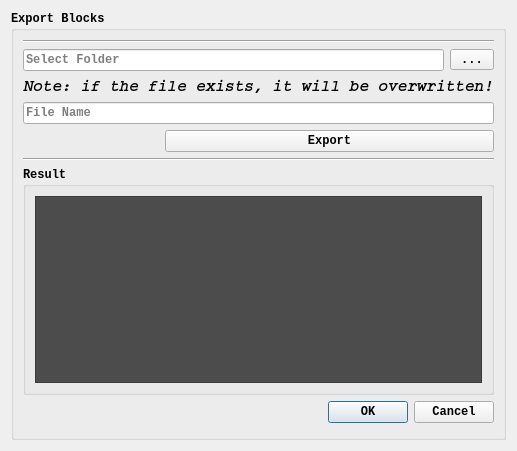
First picture: the form in interaction_manager/ui/exportdialog.ui, repository ES-TUDelft/robot-interaction-tool, before the edit.
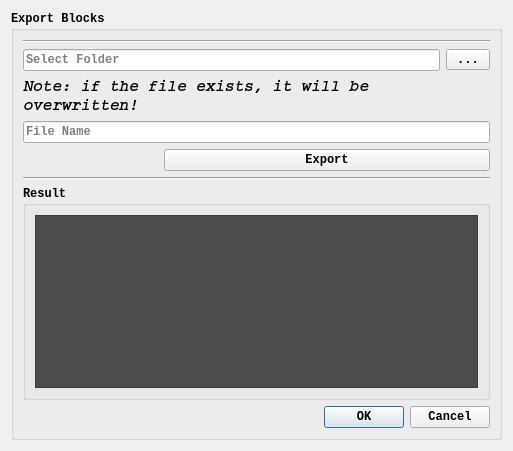
Second picture: the form after the edit.

What changed in the file:
```diff
--- a/interaction_manager/ui/exportdialog.ui
+++ b/interaction_manager/ui/exportdialog.ui
@@ -133,6 +133,9 @@
           <property name="text">
            <string>Note: if the file exists, it will be overwritten!</string>
           </property>
+          <property name="wordWrap">
+           <bool>true</bool>
+          </property>
          </widget>
         </item>
         <item row="7" column="0" colspan="4">
```
